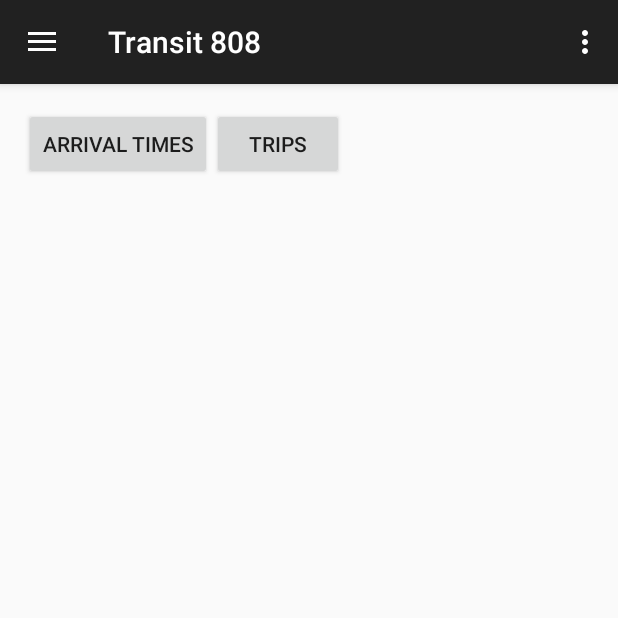
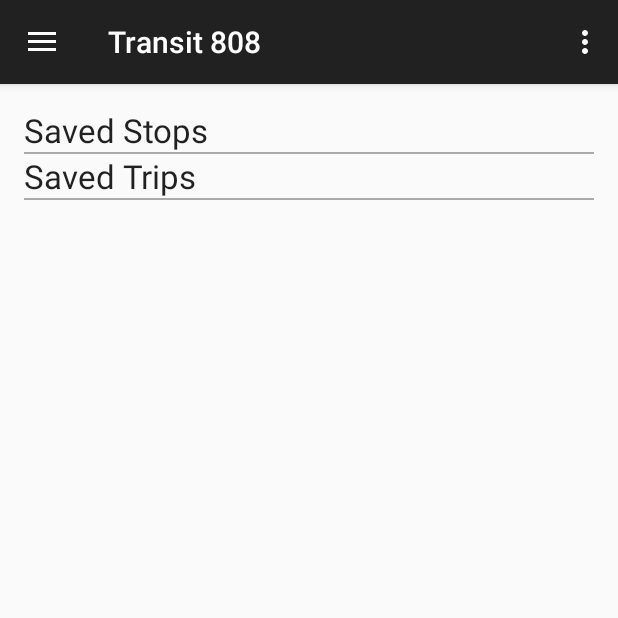
Before and after one commit to eduardgamiao/Transit808, an Android app: the screen it shows after launch (MainActivity), on a phone screen of 412 x 824 dp, the top half of it. Run offline under Robolectric (Android 15) with nearby library versions, the phone set to English and light mode, and no system bars.

Commit message:
MainActivity layout changes.
Still working of saving stop/trips.

```diff
--- a/app/src/main/res/layout/activity_main.xml
+++ b/app/src/main/res/layout/activity_main.xml
@@ -12,19 +12,37 @@
     android:paddingRight="@dimen/activity_horizontal_margin"
     android:paddingTop="@dimen/activity_vertical_margin"
     android:paddingBottom="@dimen/activity_vertical_margin"
+    android:orientation="vertical"
     tools:context="ics466uhm.transit808.MainActivity">
 
-    <Button
+    <TextView
+        android:id="@+id/favorite_stops_label"
+        android:layout_height="wrap_content"
+        android:layout_width="wrap_content"
+        android:textAppearance="?android:attr/textAppearanceLarge"
+        android:text="@string/favorite_stops_label"/>
+
+    <View
+        android:layout_width="fill_parent"
+        android:layout_height="1dp"
+        android:background="@android:color/darker_gray"/>
+
+    <ListView
         android:layout_width="wrap_content"
         android:layout_height="wrap_content"
-        android:onClick="switchToArrival"
-        android:text="Arrival Times"/>
+        android:id="@+id/saved_stop_list"></ListView>
 
-    <Button
+    <TextView
+        android:id="@+id/saved_trips_label"
+        android:layout_height="wrap_content"
         android:layout_width="wrap_content"
-        android:layout_height="wrap_content"
-        android:onClick="switchToTrips"
-        android:text="Trips"/>
+        android:textAppearance="?android:attr/textAppearanceLarge"
+        android:text="@string/saved_trips"/>
+
+    <View
+        android:layout_width="fill_parent"
+        android:layout_height="1dp"
+        android:background="@android:color/darker_gray"/>
 
 </LinearLayout>
 
--- a/app/src/main/res/values/strings.xml
+++ b/app/src/main/res/values/strings.xml
@@ -36,4 +36,6 @@
     <string name="drawer_close">Close navigation drawer</string>
     <string name="nav_title">Menu</string>
     <string name="clear_fields">Clear Fields</string>
+    <string name="favorite_stops_label">Saved Stops</string>
+    <string name="saved_trips">Saved Trips</string>
 </resources>
```
